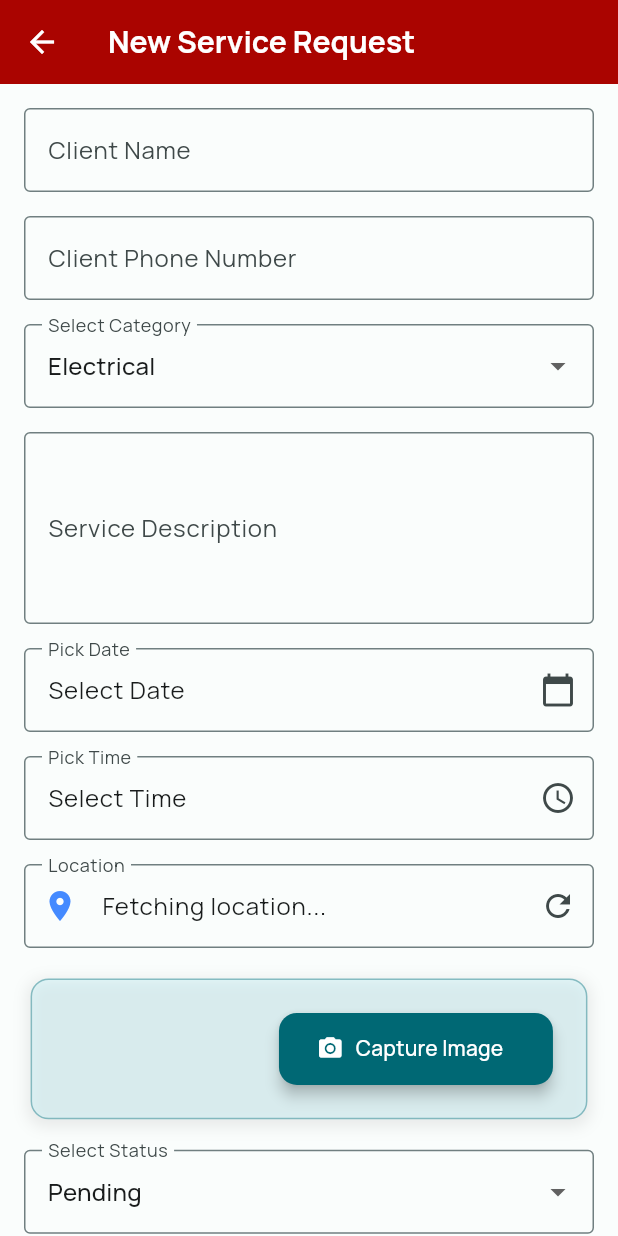
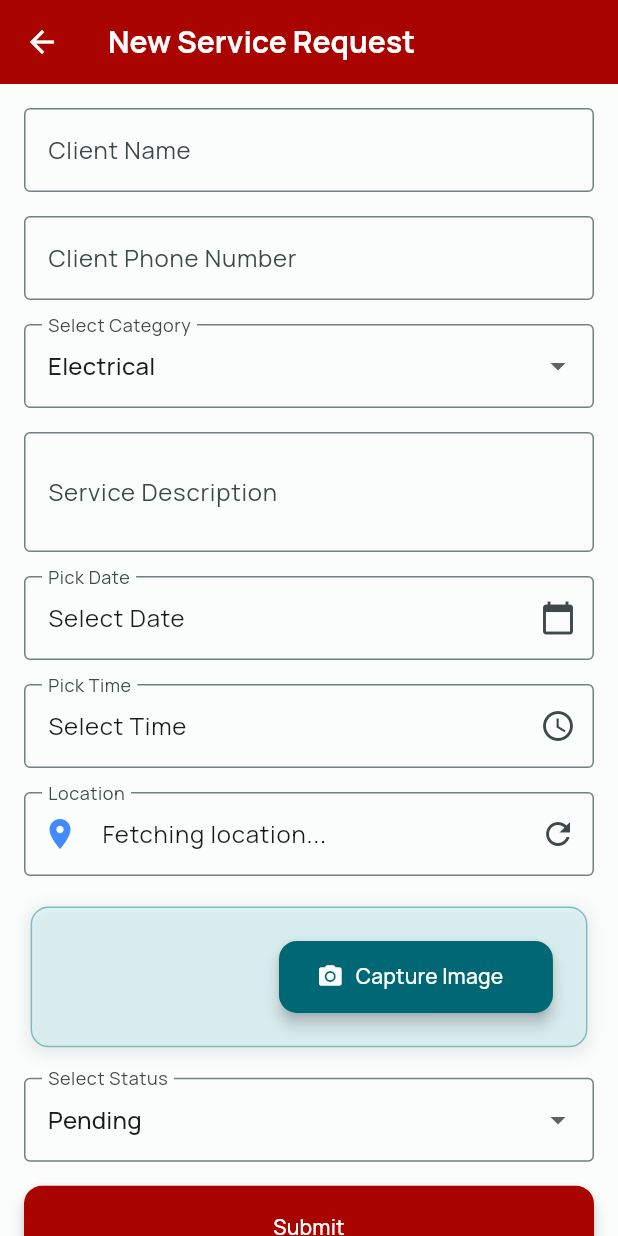
Before and after one commit to Jules369-ZM/field_master, a Flutter app: the screen it shows once a user with an empty profile is signed in, after a tap on "Service Request", on a phone screen of 412 x 824 dp. Run offline on Flutter 3.47's test engine with Material 3 defaults, Android fonts, the phone set to English and light mode, and no system bars; our stand-ins replace bloc, cloud_firestore, dio, equatable, firebase_auth, firebase_core and 12 more; missing offline and left inert: firebase_app_check, googleapis, phoenix_socket, sqflite_migration; accounts and stored records are empty; generated files the repository leaves out were written again; statements that could not run were skipped.

Commit message:
ready to be shared

```diff
--- a/lib/home/widgets/home_body.dart
+++ b/lib/home/widgets/home_body.dart
@@ -75,7 +75,8 @@ class _HomeBodyState extends State<HomeBody> {
       }
     }
 
-    return Scaffold(
+    return SafeArea(
+      child: Scaffold(
         floatingActionButton: FloatingActionButton.extended(
           label: const Text(
             'Service Request',
@@ -110,18 +111,19 @@ class _HomeBodyState extends State<HomeBody> {
               child: Column(
                 crossAxisAlignment: CrossAxisAlignment.start,
                 children: [
+                  AppContainer(
+                    child: Column(
+                      children: [
                         _header(user),
-                Divider(
-                  thickness: 2,
-                  color: Theme.of(context).colorScheme.primaryContainer,
+                      ],
+                    ),
                   ),
                   Expanded(
                     child: SingleChildScrollView(
                       child: Column(
                         crossAxisAlignment: CrossAxisAlignment.start,
                         children: [
-                        AppContainer(
-                          child: Column(
+                          Column(
                             crossAxisAlignment: CrossAxisAlignment.start,
                             children: [
                               const Text(
@@ -140,22 +142,21 @@ class _HomeBodyState extends State<HomeBody> {
                                   _buildSummaryCard(
                                     'Pending',
                                     count['Pending'].toString(),
-                                    Colors.orangeAccent,
+                                    Colors.redAccent,
                                   ),
                                   _buildSummaryCard(
                                     'In Progress',
                                     count['InProgress'].toString(),
-                                    Colors.lightBlue,
+                                    Colors.pinkAccent,
                                   ),
                                   _buildSummaryCard(
                                     'Completed',
                                     count['Complete'].toString(),
-                                    Colors.green,
+                                    Colors.greenAccent,
                                   ),
                                 ],
                               ),
                             ],
-                          ),
                           ),
                           if (upcomingService != null)
                             AppContainer(
@@ -187,14 +188,18 @@ class _HomeBodyState extends State<HomeBody> {
                                       ),
                                     ),
                                     subtitle: Text(
-                                    upcomingService['address'] as String? ?? '',
-                                    style: const TextStyle(color: Colors.black),
+                                      upcomingService['address'] as String? ??
+                                          '',
+                                      style:
+                                          const TextStyle(color: Colors.black),
                                     ),
-                                  trailing: const Icon(Icons.arrow_forward_ios),
+                                    trailing:
+                                        const Icon(Icons.arrow_forward_ios),
                                     onTap: () {
                                       Navigator.push(
                                         context,
-                                      SeviceRequestPage.route(upcomingService),
+                                        SeviceRequestPage.route(
+                                            upcomingService),
                                       );
                                     },
                                   ),
@@ -226,15 +231,14 @@ class _HomeBodyState extends State<HomeBody> {
             );
           },
         ),
+      ),
     );
   }
 
   ListTile _header(User user) {
     return ListTile(
-      contentPadding: const EdgeInsets.symmetric(
-        horizontal: 4,
-        vertical: 4,
-      ), // Add some padding for spacing
+      dense: true,
+      contentPadding: EdgeInsets.zero,
       leading: CircleAvatar(
         backgroundColor: Theme.of(context).colorScheme.primary,
         radius: 30,
@@ -244,7 +248,9 @@ class _HomeBodyState extends State<HomeBody> {
           color: Colors.white,
         ),
       ),
-      title: Text(
+      title: FittedBox(
+        fit: BoxFit.scaleDown,
+        child: Text(
           getGreeting(),
           style: const TextStyle(
             fontWeight: FontWeight.w500,
@@ -252,7 +258,10 @@ class _HomeBodyState extends State<HomeBody> {
             color: Colors.black87,
           ),
         ),
-      subtitle: Text(
+      ),
+      subtitle: FittedBox(
+        fit: BoxFit.scaleDown,
+        child: Text(
           user.displayName.isEmpty
               ? user.email
               : 'Unknown', // Keep the same logic
@@ -262,15 +271,7 @@ class _HomeBodyState extends State<HomeBody> {
             color: Colors.grey,
           ),
         ),
-      // trailing: IconButton(
-      //   icon: const Icon(
-      //     Icons.settings, // Add a settings icon for additional action
-      //     color: Colors.blueAccent,
-      //   ),
-      //   onPressed: () {
-      //     // Define action when the settings icon is pressed
-      //   },
-      // ),
+      ),
     );
   }
 
@@ -292,7 +293,7 @@ class _HomeBodyState extends State<HomeBody> {
           borderRadius: BorderRadius.circular(8),
         ),
         child: Padding(
-          padding: const EdgeInsets.all(12),
+          padding: const EdgeInsets.all(4),
           child: Column(
             children: [
               Text(
--- a/lib/home/widgets/widgets.dart
+++ b/lib/home/widgets/widgets.dart
@@ -1,2 +1 @@
-export 'add_expense.dart';
 export 'home_body.dart';
--- a/lib/login/widgets/login_body.dart
+++ b/lib/login/widgets/login_body.dart
@@ -1,9 +1,9 @@
-import 'package:flutter/foundation.dart';
-import 'package:flutter/material.dart';
 import 'package:field_master/login/cubit/cubit.dart';
 import 'package:field_master/register/register.dart';
 import 'package:field_master/utils/utils.dart';
 import 'package:field_master/widgets/widgets.dart';
+import 'package:flutter/foundation.dart';
+import 'package:flutter/material.dart';
 
 /// {@template login_body}
 /// Body of the LoginPage.
@@ -26,8 +26,8 @@ class _LoginBodyState extends State<LoginBody> {
   void initState() {
     super.initState();
     if (kDebugMode) {
-      // _email.text = 'jaiemfiv@gmail.com';
-      // password.text = 'password@1';
+      _email.text = 'jaiemfiv@gmail.com';
+      password.text = 'password@1';
     }
   }
 
--- a/lib/sevice_request/widgets/sevice_request_body.dart
+++ b/lib/sevice_request/widgets/sevice_request_body.dart
@@ -11,6 +11,7 @@ import 'package:field_master/utils/cubit/firebase_cubit.dart';
 import 'package:field_master/utils/size_config.dart';
 import 'package:field_master/utils/utils.dart';
 import 'package:field_master/widgets/app_container.dart';
+import 'package:field_master/widgets/app_snack_bar.dart';
 import 'package:field_master/widgets/widgets.dart';
 import 'package:flutter/material.dart';
 import 'package:geolocator/geolocator.dart';
@@ -172,6 +173,7 @@ class _SeviceRequestBodyState extends State<SeviceRequestBody> {
       listener: (context, state) {
         if (state.status == CurrentStatus.success) {
           WidgetsBinding.instance.addPostFrameCallback((timeStamp) {
+            showSuccessSnackBar(context, message: 'Submitted  Successfully');
             if (mounted) {
               Navigator.pushAndRemoveUntil(
                 context,
@@ -256,7 +258,7 @@ class _SeviceRequestBodyState extends State<SeviceRequestBody> {
                         labelText: 'Service Description',
                         border: OutlineInputBorder(),
                       ),
-                      maxLines: 4,
+                      maxLines: 2,
                       onSaved: (value) {
                         serviceDescription = value!;
                       },
@@ -297,6 +299,8 @@ class _SeviceRequestBodyState extends State<SeviceRequestBody> {
                     ),
                     const SizedBox(height: 16),
                     TextFormField(
+                      validator: (value) =>
+                          value == null ? 'Please select time' : null,
                       controller: TextEditingController(
                         text: formatTime(
                           selectedTime,
@@ -321,6 +325,8 @@ class _SeviceRequestBodyState extends State<SeviceRequestBody> {
                     ),
                     const SizedBox(height: 16),
                     TextFormField(
+                      validator: (value) =>
+                          value == null ? 'Please select location' : null,
                       controller: TextEditingController(
                         text: location,
                       ), // Initial location
@@ -407,6 +413,29 @@ class _SeviceRequestBodyState extends State<SeviceRequestBody> {
                             title: 'Submit',
                             onPressed: () async {
                               FocusManager.instance.primaryFocus?.unfocus();
+                              if (selectedDate == null) {
+                                showInfoSnackBar(
+                                  context,
+                                  message: 'Select Date',
+                                );
+                                return;
+                              }
+                              if (selectedTime == null) {
+                                showInfoSnackBar(
+                                  context,
+                                  message: 'Select Time',
+                                );
+                                return;
+                              }
+                              if (location
+                                  .toLowerCase()
+                                  .contains('not found')) {
+                                showInfoSnackBar(
+                                  context,
+                                  message: 'refresh location',
+                                );
+                                return;
+                              }
                               if (_formKey.currentState!.validate()) {
                                 _formKey.currentState!.save();
                                 final image = serviceImage;
```
Also changed, not shown: lib/home/widgets/add_expense.dart (deleted, +0 -333 lines), lib/utils/functions.dart (+9 -5 lines). Lines whose indentation alone changed are shown as unchanged.
